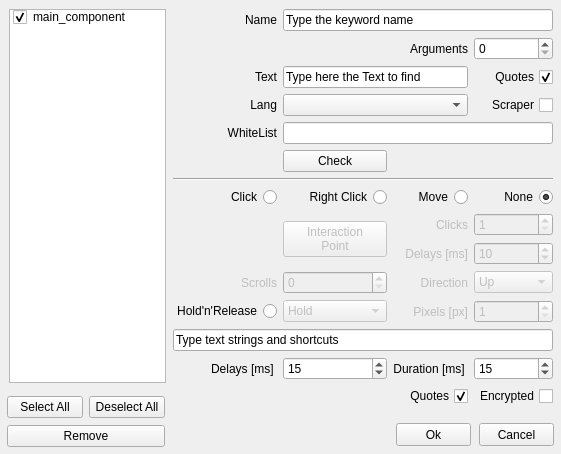
Before: the Qt Designer form alyvix/extra/robotide/qt_ui/alyvix_text_finder_properties_view.ui in alyvix/alyvix, drawn with Qt 5.
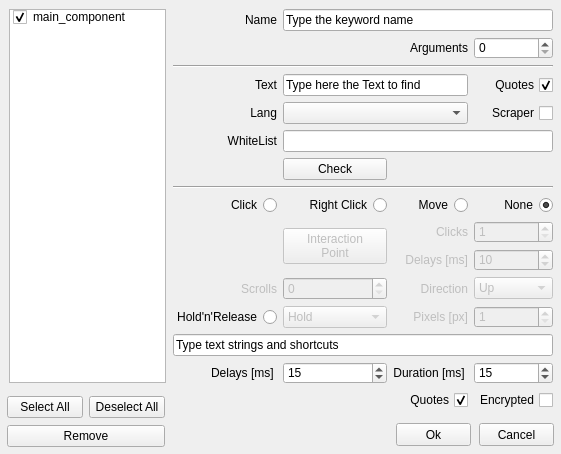
After: the same form once the commit is applied.

```diff
--- a/alyvix/extra/robotide/qt_ui/alyvix_text_finder_properties_view.ui
+++ b/alyvix/extra/robotide/qt_ui/alyvix_text_finder_properties_view.ui
@@ -594,27 +594,14 @@
      </rect>
     </property>
     <layout class="QGridLayout" name="gridLayout">
-     <item row="12" column="0">
-      <widget class="QRadioButton" name="holdreleaseRadio">
-       <property name="layoutDirection">
-        <enum>Qt::RightToLeft</enum>
-       </property>
-       <property name="text">
-        <string>Hold'n'Release</string>
-       </property>
-       <attribute name="buttonGroup">
-        <string notr="true">buttonGroup_2</string>
-       </attribute>
-      </widget>
-     </item>
-     <item row="2" column="1" colspan="2">
+     <item row="3" column="1" colspan="2">
       <widget class="QLineEdit" name="lineEditText">
        <property name="text">
         <string>Type here the Text to find</string>
        </property>
       </widget>
      </item>
-     <item row="10" column="2">
+     <item row="11" column="2">
       <widget class="QLabel" name="labelClickDelay">
        <property name="enabled">
         <bool>false</bool>
@@ -627,7 +614,7 @@
        </property>
       </widget>
      </item>
-     <item row="16" column="2">
+     <item row="17" column="2">
       <widget class="QCheckBox" name="add_quotes">
        <property name="layoutDirection">
         <enum>Qt::RightToLeft</enum>
@@ -640,7 +627,20 @@
        </property>
       </widget>
      </item>
-     <item row="10" column="3">
+     <item row="13" column="0">
+      <widget class="QRadioButton" name="holdreleaseRadio">
+       <property name="layoutDirection">
+        <enum>Qt::RightToLeft</enum>
+       </property>
+       <property name="text">
+        <string>Hold'n'Release</string>
+       </property>
+       <attribute name="buttonGroup">
+        <string notr="true">buttonGroup_2</string>
+       </attribute>
+      </widget>
+     </item>
+     <item row="11" column="3">
       <widget class="QSpinBox" name="clickdelay_spinbox">
        <property name="enabled">
         <bool>false</bool>
@@ -656,7 +656,7 @@
        </property>
       </widget>
      </item>
-     <item row="12" column="2">
+     <item row="13" column="2">
       <widget class="QLabel" name="labelPixels">
        <property name="enabled">
         <bool>false</bool>
@@ -669,48 +669,7 @@
        </property>
       </widget>
      </item>
-     <item row="9" column="1" rowspan="2">
-      <widget class="QPushButton" name="pushButtonXYoffset">
-       <property name="enabled">
-        <bool>false</bool>
-       </property>
-       <property name="text">
-        <string>Interaction
-Point</string>
-       </property>
-      </widget>
-     </item>
-     <item row="6" column="1">
-      <widget class="QPushButton" name="pushButtonCheck">
-       <property name="text">
-        <string>Check</string>
-       </property>
-      </widget>
-     </item>
-     <item row="4" column="0">
-      <widget class="QLabel" name="lang_label">
-       <property name="text">
-        <string>Lang</string>
-       </property>
-       <property name="alignment">
-        <set>Qt::AlignRight|Qt::AlignTrailing|Qt::AlignVCenter</set>
-       </property>
-      </widget>
-     </item>
-     <item row="2" column="3">
-      <widget class="QCheckBox" name="add_quotes_ocr">
-       <property name="layoutDirection">
-        <enum>Qt::RightToLeft</enum>
-       </property>
-       <property name="text">
-        <string>Quotes</string>
-       </property>
-       <property name="checked">
-        <bool>true</bool>
-       </property>
-      </widget>
-     </item>
-     <item row="8" column="1">
+     <item row="9" column="1">
       <widget class="QRadioButton" name="rightclickRadio">
        <property name="layoutDirection">
         <enum>Qt::RightToLeft</enum>
@@ -723,46 +682,7 @@
        </attribute>
       </widget>
      </item>
-     <item row="8" column="2">
-      <widget class="QRadioButton" name="movemouseRadio">
-       <property name="layoutDirection">
-        <enum>Qt::RightToLeft</enum>
-       </property>
-       <property name="text">
-        <string>Move</string>
-       </property>
-       <property name="checked">
-        <bool>false</bool>
-       </property>
-       <attribute name="buttonGroup">
-        <string notr="true">buttonGroup_2</string>
-       </attribute>
-      </widget>
-     </item>
-     <item row="16" column="3">
-      <widget class="QCheckBox" name="text_encrypted">
-       <property name="layoutDirection">
-        <enum>Qt::RightToLeft</enum>
-       </property>
-       <property name="text">
-        <string>Encrypted</string>
-       </property>
-       <property name="checked">
-        <bool>false</bool>
-       </property>
-      </widget>
-     </item>
-     <item row="5" column="1" colspan="3">
-      <widget class="QLineEdit" name="lineEditWhiteList"/>
-     </item>
-     <item row="14" column="0" colspan="4">
-      <widget class="QLineEdit" name="inserttext">
-       <property name="text">
-        <string>Type text strings and shortcuts</string>
-       </property>
-      </widget>
-     </item>
-     <item row="2" column="0">
+     <item row="3" column="0">
       <widget class="QLabel" name="text_label">
        <property name="layoutDirection">
         <enum>Qt::LeftToRight</enum>
@@ -775,49 +695,27 @@
        </property>
       </widget>
      </item>
-     <item row="15" column="1">
-      <widget class="QSpinBox" name="spinBoxSendKeysDelay">
-       <property name="maximum">
-        <number>60000</number>
+     <item row="8" column="0" colspan="4">
+      <widget class="Line" name="line_8">
+       <property name="orientation">
+        <enum>Qt::Horizontal</enum>
        </property>
-       <property name="value">
-        <number>15</number>
-       </property>
       </widget>
      </item>
-     <item row="4" column="3">
-      <widget class="QCheckBox" name="enable_scraper">
-       <property name="enabled">
-        <bool>true</bool>
-       </property>
+     <item row="0" column="0">
+      <widget class="QLabel" name="labelName">
        <property name="layoutDirection">
-        <enum>Qt::RightToLeft</enum>
+        <enum>Qt::LeftToRight</enum>
        </property>
        <property name="text">
-        <string>Scraper</string>
+        <string>Name</string>
        </property>
-       <property name="checked">
-        <bool>false</bool>
+       <property name="alignment">
+        <set>Qt::AlignRight|Qt::AlignTrailing|Qt::AlignVCenter</set>
        </property>
       </widget>
      </item>
-     <item row="8" column="3">
-      <widget class="QRadioButton" name="dontclickRadio">
-       <property name="layoutDirection">
-        <enum>Qt::RightToLeft</enum>
-       </property>
-       <property name="text">
-        <string>None</string>
-       </property>
-       <property name="checked">
-        <bool>true</bool>
-       </property>
-       <attribute name="buttonGroup">
-        <string notr="true">buttonGroup_2</string>
-       </attribute>
-      </widget>
-     </item>
-     <item row="8" column="0">
+     <item row="9" column="0">
       <widget class="QRadioButton" name="clickRadio">
        <property name="layoutDirection">
         <enum>Qt::RightToLeft</enum>
@@ -830,24 +728,7 @@
        </attribute>
       </widget>
      </item>
-     <item row="7" column="0" colspan="4">
-      <widget class="Line" name="line_8">
-       <property name="orientation">
-        <enum>Qt::Horizontal</enum>
-       </property>
-      </widget>
-     </item>
-     <item row="9" column="3">
-      <widget class="QSpinBox" name="clicknumber_spinbox">
-       <property name="enabled">
-        <bool>false</bool>
-       </property>
-       <property name="minimum">
-        <number>1</number>
-       </property>
-      </widget>
-     </item>
-     <item row="5" column="0">
+     <item row="6" column="0">
       <widget class="QLabel" name="label">
        <property name="text">
         <string>WhiteList</string>
@@ -857,17 +738,7 @@
        </property>
       </widget>
      </item>
-     <item row="15" column="2">
-      <widget class="QLabel" name="labelSendKeysDuration">
-       <property name="text">
-        <string>Duration [ms] </string>
-       </property>
-       <property name="alignment">
-        <set>Qt::AlignRight|Qt::AlignTrailing|Qt::AlignVCenter</set>
-       </property>
-      </widget>
-     </item>
-     <item row="9" column="2">
+     <item row="10" column="2">
       <widget class="QLabel" name="labelClickNumber">
        <property name="enabled">
         <bool>false</bool>
@@ -880,40 +751,27 @@
        </property>
       </widget>
      </item>
-     <item row="0" column="0">
-      <widget class="QLabel" name="labelName">
+     <item row="15" column="0" colspan="4">
+      <widget class="QLineEdit" name="inserttext">
+       <property name="text">
+        <string>Type text strings and shortcuts</string>
+       </property>
+      </widget>
+     </item>
+     <item row="9" column="3">
+      <widget class="QRadioButton" name="dontclickRadio">
        <property name="layoutDirection">
-        <enum>Qt::LeftToRight</enum>
+        <enum>Qt::RightToLeft</enum>
        </property>
        <property name="text">
-        <string>Name</string>
+        <string>None</string>
        </property>
-       <property name="alignment">
-        <set>Qt::AlignRight|Qt::AlignTrailing|Qt::AlignVCenter</set>
+       <property name="checked">
+        <bool>true</bool>
        </property>
-      </widget>
-     </item>
-     <item row="12" column="3">
-      <widget class="QSpinBox" name="holdreleaseSpinBox">
-       <property name="enabled">
-        <bool>false</bool>
-       </property>
-       <property name="minimum">
-        <number>1</number>
-       </property>
-       <property name="maximum">
-        <number>9999</number>
-       </property>
-      </widget>
-     </item>
-     <item row="15" column="0">
-      <widget class="QLabel" name="labelSendKeysDelay">
-       <property name="text">
-        <string>Delays [ms] </string>
-       </property>
-       <property name="alignment">
-        <set>Qt::AlignRight|Qt::AlignTrailing|Qt::AlignVCenter</set>
-       </property>
+       <attribute name="buttonGroup">
+        <string notr="true">buttonGroup_2</string>
+       </attribute>
       </widget>
      </item>
      <item row="0" column="1" colspan="3">
@@ -923,7 +781,7 @@
        </property>
       </widget>
      </item>
-     <item row="15" column="3">
+     <item row="16" column="3">
       <widget class="QSpinBox" name="spinBoxSendKeysDuration">
        <property name="maximum">
         <number>60000</number>
@@ -933,10 +791,17 @@
        </property>
       </widget>
      </item>
-     <item row="4" column="1" colspan="2">
+     <item row="5" column="1" colspan="2">
       <widget class="QComboBox" name="comboBoxLang"/>
      </item>
-     <item row="12" column="1">
+     <item row="7" column="1">
+      <widget class="QPushButton" name="pushButtonCheck">
+       <property name="text">
+        <string>Check</string>
+       </property>
+      </widget>
+     </item>
+     <item row="13" column="1">
       <widget class="QComboBox" name="holdreleaseComboBox">
        <property name="enabled">
         <bool>false</bool>
@@ -973,7 +838,7 @@
        </item>
       </widget>
      </item>
-     <item row="11" column="0">
+     <item row="12" column="0">
       <widget class="QLabel" name="scrollsLabel">
        <property name="enabled">
         <bool>false</bool>
@@ -989,34 +854,142 @@
        </property>
       </widget>
      </item>
-     <item row="11" column="3">
-      <widget class="QComboBox" name="comboBoxScrolls">
+     <item row="16" column="1">
+      <widget class="QSpinBox" name="spinBoxSendKeysDelay">
+       <property name="maximum">
+        <number>60000</number>
+       </property>
+       <property name="value">
+        <number>15</number>
+       </property>
+      </widget>
+     </item>
+     <item row="5" column="3">
+      <widget class="QCheckBox" name="enable_scraper">
        <property name="enabled">
+        <bool>true</bool>
+       </property>
+       <property name="layoutDirection">
+        <enum>Qt::RightToLeft</enum>
+       </property>
+       <property name="text">
+        <string>Scraper</string>
+       </property>
+       <property name="checked">
         <bool>false</bool>
        </property>
-       <item>
-        <property name="text">
-         <string>Up</string>
-        </property>
-       </item>
-       <item>
-        <property name="text">
-         <string>Down</string>
-        </property>
-       </item>
-       <item>
-        <property name="text">
-         <string>Left</string>
-        </property>
-       </item>
-       <item>
-        <property name="text">
-         <string>Right</string>
-        </property>
-       </item>
       </widget>
      </item>
-     <item row="11" column="2">
+     <item row="16" column="0">
+      <widget class="QLabel" name="labelSendKeysDelay">
+       <property name="text">
+        <string>Delays [ms] </string>
+       </property>
+       <property name="alignment">
+        <set>Qt::AlignRight|Qt::AlignTrailing|Qt::AlignVCenter</set>
+       </property>
+      </widget>
+     </item>
+     <item row="9" column="2">
+      <widget class="QRadioButton" name="movemouseRadio">
+       <property name="layoutDirection">
+        <enum>Qt::RightToLeft</enum>
+       </property>
+       <property name="text">
+        <string>Move</string>
+       </property>
+       <property name="checked">
+        <bool>false</bool>
+       </property>
+       <attribute name="buttonGroup">
+        <string notr="true">buttonGroup_2</string>
+       </attribute>
+      </widget>
+     </item>
+     <item row="17" column="3">
+      <widget class="QCheckBox" name="text_encrypted">
+       <property name="layoutDirection">
+        <enum>Qt::RightToLeft</enum>
+       </property>
+       <property name="text">
+        <string>Encrypted</string>
+       </property>
+       <property name="checked">
+        <bool>false</bool>
+       </property>
+      </widget>
+     </item>
+     <item row="3" column="3">
+      <widget class="QCheckBox" name="add_quotes_ocr">
+       <property name="layoutDirection">
+        <enum>Qt::RightToLeft</enum>
+       </property>
+       <property name="text">
+        <string>Quotes</string>
+       </property>
+       <property name="checked">
+        <bool>true</bool>
+       </property>
+      </widget>
+     </item>
+     <item row="16" column="2">
+      <widget class="QLabel" name="labelSendKeysDuration">
+       <property name="text">
+        <string>Duration [ms] </string>
+       </property>
+       <property name="alignment">
+        <set>Qt::AlignRight|Qt::AlignTrailing|Qt::AlignVCenter</set>
+       </property>
+      </widget>
+     </item>
+     <item row="13" column="3">
+      <widget class="QSpinBox" name="holdreleaseSpinBox">
+       <property name="enabled">
+        <bool>false</bool>
+       </property>
+       <property name="minimum">
+        <number>1</number>
+       </property>
+       <property name="maximum">
+        <number>9999</number>
+       </property>
+      </widget>
+     </item>
+     <item row="6" column="1" colspan="3">
+      <widget class="QLineEdit" name="lineEditWhiteList"/>
+     </item>
+     <item row="10" column="3">
+      <widget class="QSpinBox" name="clicknumber_spinbox">
+       <property name="enabled">
+        <bool>false</bool>
+       </property>
+       <property name="minimum">
+        <number>1</number>
+       </property>
+      </widget>
+     </item>
+     <item row="10" column="1" rowspan="2">
+      <widget class="QPushButton" name="pushButtonXYoffset">
+       <property name="enabled">
+        <bool>false</bool>
+       </property>
+       <property name="text">
+        <string>Interaction
+Point</string>
+       </property>
+      </widget>
+     </item>
+     <item row="5" column="0">
+      <widget class="QLabel" name="lang_label">
+       <property name="text">
+        <string>Lang</string>
+       </property>
+       <property name="alignment">
+        <set>Qt::AlignRight|Qt::AlignTrailing|Qt::AlignVCenter</set>
+       </property>
+      </widget>
+     </item>
+     <item row="12" column="2">
       <widget class="QLabel" name="labelDirectionScroll">
        <property name="enabled">
         <bool>false</bool>
@@ -1032,13 +1005,6 @@
        </property>
       </widget>
      </item>
-     <item row="11" column="1">
-      <widget class="QSpinBox" name="spinBoxScrolls">
-       <property name="enabled">
-        <bool>false</bool>
-       </property>
-      </widget>
-     </item>
      <item row="1" column="3">
       <widget class="QSpinBox" name="spinBoxArgs"/>
      </item>
@@ -1052,6 +1018,47 @@
        </property>
       </widget>
      </item>
+     <item row="12" column="1">
+      <widget class="QSpinBox" name="spinBoxScrolls">
+       <property name="enabled">
+        <bool>false</bool>
+       </property>
+      </widget>
+     </item>
+     <item row="12" column="3">
+      <widget class="QComboBox" name="comboBoxScrolls">
+       <property name="enabled">
+        <bool>false</bool>
+       </property>
+       <item>
+        <property name="text">
+         <string>Up</string>
+        </property>
+       </item>
+       <item>
+        <property name="text">
+         <string>Down</string>
+        </property>
+       </item>
+       <item>
+        <property name="text">
+         <string>Left</string>
+        </property>
+       </item>
+       <item>
+        <property name="text">
+         <string>Right</string>
+        </property>
+       </item>
+      </widget>
+     </item>
+     <item row="2" column="0" colspan="4">
+      <widget class="Line" name="line">
+       <property name="orientation">
+        <enum>Qt::Horizontal</enum>
+       </property>
+      </widget>
+     </item>
     </layout>
    </widget>
   </widget>
```
